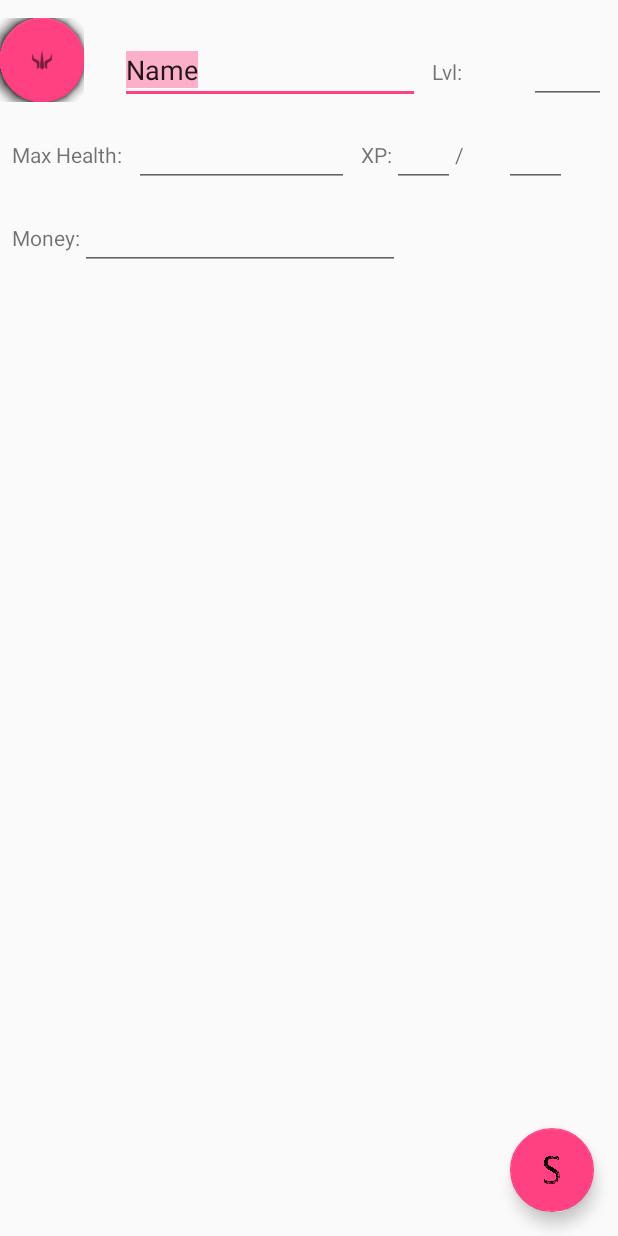
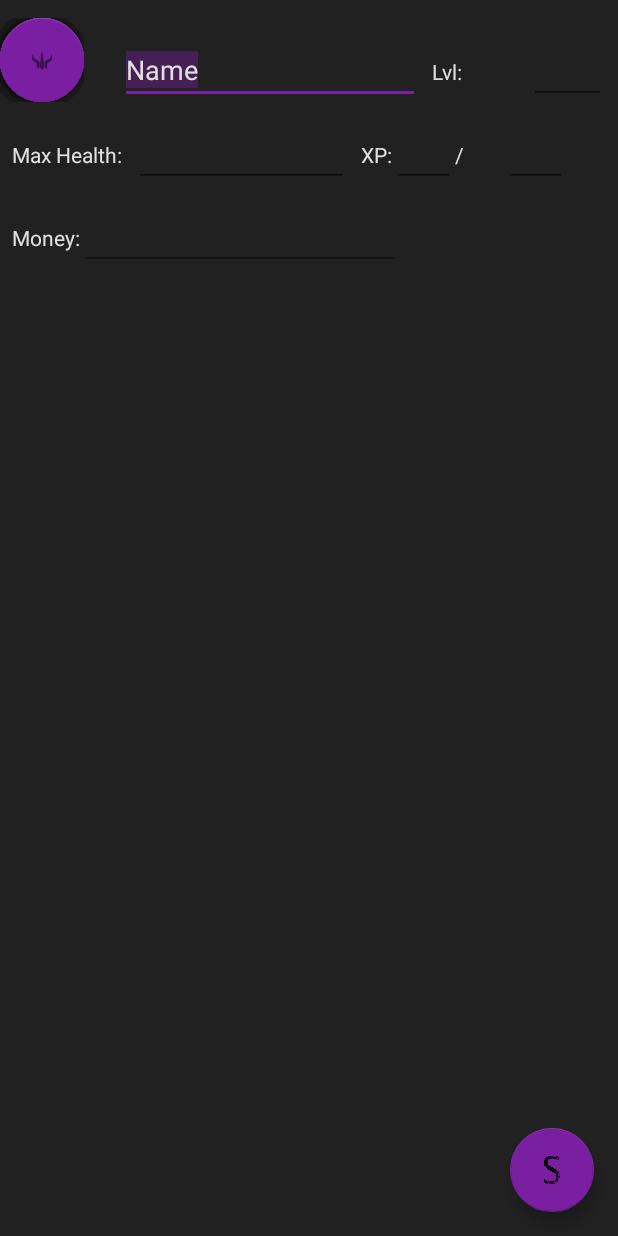
Before and after one commit to PogopunkXIII/GHCharacterTracker, an Android app: the layout character_sheet_2.xml on its own in the app's theme, with its tools: preview values and no code run, on a phone screen of 412 x 824 dp. Run offline under Robolectric (Android 15) with nearby library versions, the phone set to English and light mode, and no system bars; plain views replace FloatingActionButton, FloatingActionMenu.

Commit message:
finished the first wave of UI updates, swapped to a dark theme

```diff
--- a/app/src/main/java/ghcharactertracker/com/ghct/Character.java
+++ b/app/src/main/java/ghcharactertracker/com/ghct/Character.java
@@ -165,6 +165,6 @@ public class Character implements Parcelable{
 
     @Override
     public String toString() {
-        return playerName + "\n" + charClass.getClassName();
+        return playerName;
     }
 }
--- a/app/src/main/res/layout/activity_main.xml
+++ b/app/src/main/res/layout/activity_main.xml
@@ -10,6 +10,9 @@
         android:id="@android:id/list"
         android:layout_width="fill_parent"
         android:layout_height="fill_parent"
+        android:background="@color/colorDarkPrimary"
+        android:textColor="@color/darkTextColor"
+        style="@style/AppTheme"
         android:drawSelectorOnTop="false"/>
 
     <android.support.design.widget.FloatingActionButton
--- a/app/src/main/res/layout/character_sheet_2.xml
+++ b/app/src/main/res/layout/character_sheet_2.xml
@@ -4,7 +4,9 @@
     xmlns:fab="http://schemas.android.com/apk/res-auto"
     xmlns:tools="http://schemas.android.com/tools"
     android:layout_width="fill_parent"
-    android:layout_height="fill_parent">
+    android:layout_height="fill_parent"
+    style="@style/AppTheme"
+    android:background="@color/colorDarkPrimary">
 
     <ghcharactertracker.com.ghct.customControls.LockableScrollView
         android:id="@+id/famScroller"
@@ -18,6 +20,8 @@
             android:layout_gravity="top|left"
             android:layout_marginTop="12dp"
             android:elevation="6dp"
+            fab:menu_colorNormal="@color/colorDarkAccent"
+            fab:menu_colorPressed="@color/colorDarkAccentLighter"
             fab:fab_size="normal"
             fab:menu_icon="@drawable/ic_brute_black_36"
             fab:menu_labels_position="right"
@@ -27,6 +31,8 @@
                 <com.github.clans.fab.FloatingActionButton
                     android:layout_width="wrap_content"
                     android:layout_height="wrap_content"
+                    fab:fab_colorNormal="@color/colorDarkAccent"
+                    fab:fab_colorPressed="@color/colorDarkAccentLighter"
                     android:src="@drawable/ic_triforce_black_36"
                     android:id="@+id/triforceButton"
                     fab:fab_size="mini" />
@@ -34,6 +40,8 @@
                 <com.github.clans.fab.FloatingActionButton
                     android:layout_width="wrap_content"
                     android:layout_height="wrap_content"
+                    fab:fab_colorNormal="@color/colorDarkAccent"
+                    fab:fab_colorPressed="@color/colorDarkAccentLighter"
                     android:src="@drawable/ic_music_notes_black_36"
                     android:id="@+id/musicNoteButton"
                     fab:fab_size="mini" />
@@ -41,6 +49,8 @@
                 <com.github.clans.fab.FloatingActionButton
                     android:layout_width="wrap_content"
                     android:layout_height="wrap_content"
+                    fab:fab_colorNormal="@color/colorDarkAccent"
+                    fab:fab_colorPressed="@color/colorDarkAccentLighter"
                     android:src="@drawable/ic_spears_black_36"
                     android:id="@+id/spearsButton"
                     fab:fab_size="mini" />
@@ -48,6 +58,8 @@
                 <com.github.clans.fab.FloatingActionButton
                     android:layout_width="wrap_content"
                     android:layout_height="wrap_content"
+                    fab:fab_colorNormal="@color/colorDarkAccent"
+                    fab:fab_colorPressed="@color/colorDarkAccentLighter"
                     android:src="@drawable/ic_tinkerer_black_36"
                     android:id="@+id/tinkererButton"
                     fab:fab_size="mini" />
@@ -55,6 +67,8 @@
                 <com.github.clans.fab.FloatingActionButton
                     android:layout_width="wrap_content"
                     android:layout_height="wrap_content"
+                    fab:fab_colorNormal="@color/colorDarkAccent"
+                    fab:fab_colorPressed="@color/colorDarkAccentLighter"
                     android:src="@drawable/ic_mindthief_black_36"
                     android:id="@+id/mindthiefButton"
                     fab:fab_size="mini" />
@@ -62,6 +76,8 @@
                 <com.github.clans.fab.FloatingActionButton
                     android:layout_width="wrap_content"
                     android:layout_height="wrap_content"
+                    fab:fab_colorNormal="@color/colorDarkAccent"
+                    fab:fab_colorPressed="@color/colorDarkAccentLighter"
                     android:src="@drawable/ic_spellweaver_black_36"
                     android:id="@+id/spellweaverButton"
                     fab:fab_size="mini" />
@@ -69,6 +85,8 @@
                 <com.github.clans.fab.FloatingActionButton
                     android:layout_width="wrap_content"
                     android:layout_height="wrap_content"
+                    fab:fab_colorNormal="@color/colorDarkAccent"
+                    fab:fab_colorPressed="@color/colorDarkAccentLighter"
                     android:src="@drawable/ic_cragheart_black_36"
                     android:id="@+id/cragheartButton"
                     fab:fab_size="mini" />
@@ -76,6 +94,8 @@
                 <com.github.clans.fab.FloatingActionButton
                     android:layout_width="wrap_content"
                     android:layout_height="wrap_content"
+                    fab:fab_colorNormal="@color/colorDarkAccent"
+                    fab:fab_colorPressed="@color/colorDarkAccentLighter"
                     android:src="@drawable/ic_scoundrel_black_36"
                     android:id="@+id/scoundrelButton"
                     fab:fab_size="mini" />
@@ -83,6 +103,8 @@
                 <com.github.clans.fab.FloatingActionButton
                     android:layout_width="wrap_content"
                     android:layout_height="wrap_content"
+                    fab:fab_colorNormal="@color/colorDarkAccent"
+                    fab:fab_colorPressed="@color/colorDarkAccentLighter"
                     android:src="@drawable/ic_brute_black_36"
                     android:id="@+id/bruteButton"
                     fab:fab_size="mini" />
@@ -101,6 +123,7 @@
         android:selectAllOnFocus="true"
         android:singleLine="true"
         android:text="Name"
+        android:textColor="@color/darkTextColor"
         app:layout_constraintStart_toStartOf="parent"
         app:layout_constraintTop_toTopOf="parent" />
 
@@ -111,6 +134,7 @@
         android:layout_marginLeft="8dp"
         android:layout_marginStart="8dp"
         android:text="Lvl:"
+        android:textColor="@color/darkTextColor"
         app:layout_constraintBaseline_toBaselineOf="@+id/playerName"
         app:layout_constraintStart_toEndOf="@+id/playerName" />
 
@@ -124,6 +148,7 @@
         android:inputType="number"
         android:textAlignment="center"
         android:selectAllOnFocus="true"
+        android:textColor="@color/darkTextColor"
         app:layout_constraintBaseline_toBaselineOf="@+id/textView2"
         app:layout_constraintEnd_toEndOf="parent"
         app:layout_constraintHorizontal_bias="1.0"
@@ -139,6 +164,7 @@
         android:inputType="number"
         android:textAlignment="center"
         android:selectAllOnFocus="true"
+        android:textColor="@color/darkTextColor"
         app:layout_constraintBaseline_toBaselineOf="@+id/textView5"
         app:layout_constraintStart_toEndOf="@+id/textView5" />
 
@@ -150,6 +176,7 @@
         android:layout_marginStart="8dp"
         android:layout_marginTop="24dp"
         android:text="Max Health:"
+        android:textColor="@color/darkTextColor"
         app:layout_constraintStart_toStartOf="parent"
         app:layout_constraintTop_toBottomOf="@+id/playerName" />
 
@@ -160,6 +187,7 @@
         android:layout_marginLeft="8dp"
         android:layout_marginStart="8dp"
         android:text="XP:"
+        android:textColor="@color/darkTextColor"
         app:layout_constraintBaseline_toBaselineOf="@+id/playerMaxHealth"
         app:layout_constraintStart_toEndOf="@+id/playerMaxHealth" />
 
@@ -170,6 +198,7 @@
         android:ems="10"
         android:inputType="number"
         android:textAlignment="center"
+        android:textColor="@color/darkTextColor"
         app:layout_constraintBaseline_toBaselineOf="@+id/textView9"
         app:layout_constraintStart_toEndOf="@+id/textView9" />
 
@@ -178,6 +207,7 @@
         android:layout_width="wrap_content"
         android:layout_height="wrap_content"
         android:text="/"
+        android:textColor="@color/darkTextColor"
         app:layout_constraintBaseline_toBaselineOf="@+id/playerCurrentExp"
         app:layout_constraintStart_toEndOf="@+id/playerCurrentExp" />
 
@@ -190,6 +220,7 @@
         android:ems="10"
         android:inputType="number"
         android:textAlignment="center"
+        android:textColor="@color/darkTextColor"
         app:layout_constraintBaseline_toBaselineOf="@+id/textView10"
         app:layout_constraintEnd_toEndOf="parent"
         app:layout_constraintStart_toEndOf="@+id/textView10" />
@@ -203,6 +234,7 @@
         android:layout_marginRight="16dp"
         android:clickable="true"
         android:onClick="newScenario"
+        android:textColor="@color/darkTextColor"
         app:layout_constraintBottom_toBottomOf="parent"
         app:layout_constraintEnd_toEndOf="parent"
         app:srcCompat="@drawable/letter_s" />
@@ -215,6 +247,7 @@
         android:layout_marginStart="8dp"
         android:layout_marginTop="24dp"
         android:text="Money:"
+        android:textColor="@color/darkTextColor"
         app:layout_constraintStart_toStartOf="parent"
         app:layout_constraintTop_toBottomOf="@+id/playerMaxHealth" />
 
@@ -225,6 +258,7 @@
         android:ems="10"
         android:inputType="number"
         android:textAlignment="center"
+        android:textColor="@color/darkTextColor"
         app:layout_constraintBaseline_toBaselineOf="@+id/textView11"
         app:layout_constraintStart_toEndOf="@+id/textView11" />
 
--- a/app/src/main/res/values/colors.xml
+++ b/app/src/main/res/values/colors.xml
@@ -1,6 +1,12 @@
 <?xml version="1.0" encoding="utf-8"?>
 <resources>
-    <color name="colorPrimary">#3F51B5</color>
-    <color name="colorPrimaryDark">#303F9F</color>
-    <color name="colorAccent">#FF4081</color>
+    <color name="colorPrimary">#212121</color>
+    <color name="colorPrimaryDark">#424242</color>
+    <color name="colorAccent">#7B1FA2</color>
+    <color name="darkTextColor">#E0E0E0</color>
+
+    <color name="colorDarkPrimary">#212121</color>
+    <color name="colorDarkPrimaryDark">#424242</color>
+    <color name="colorDarkAccent">#7B1FA2</color>
+    <color name="colorDarkAccentLighter">#8E24AA</color>
 </resources>
--- a/app/src/main/res/values/styles.xml
+++ b/app/src/main/res/values/styles.xml
@@ -3,9 +3,9 @@
     <!-- Base application theme. -->
     <style name="AppTheme" parent="Theme.AppCompat.Light.DarkActionBar">
         <!-- Customize your theme here. -->
-        <item name="colorPrimary">@color/colorPrimary</item>
-        <item name="colorPrimaryDark">@color/colorPrimaryDark</item>
-        <item name="colorAccent">@color/colorAccent</item>
+        <item name="colorPrimary">@color/colorDarkPrimary</item>
+        <item name="colorPrimaryDark">@color/colorDarkPrimaryDark</item>
+        <item name="colorAccent">@color/colorDarkAccent</item>
     </style>
 
 </resources>
```
Also changed, not shown: app/src/main/java/ghcharactertracker/com/ghct/MainActivity.java (+14 -2 lines), app/src/main/res/layout/scenario_tracker.xml (+12 -1 lines).
